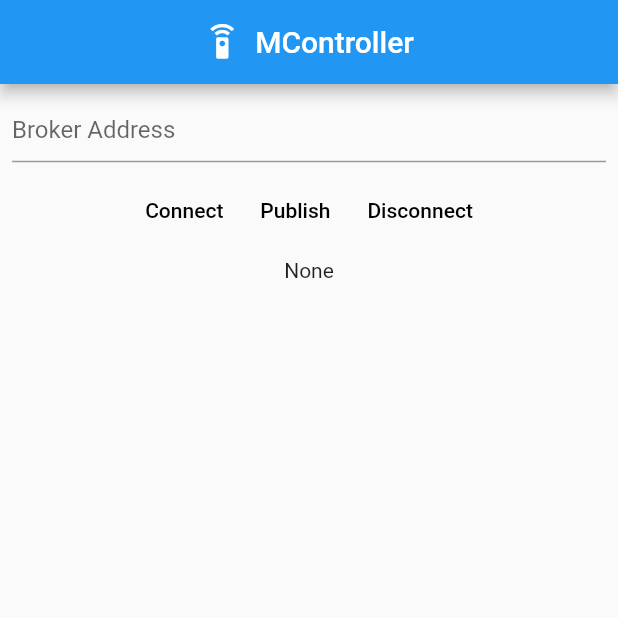
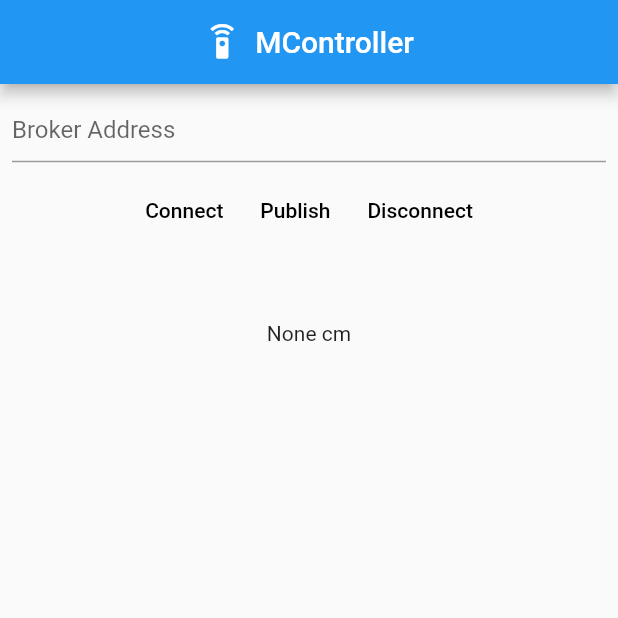
Before and after one commit to mahdimmr/sensor_app, a Flutter app: the screen it shows after launch, after a tap on "Publish", on a phone screen of 412 x 824 dp, the top half of it. Run offline on Flutter 3.47's test engine with Material 2 defaults, Android fonts, the light colour scheme and no system bars; missing offline and left inert: mqtt_client.

Commit message:
changing status on mqtt

```diff
--- a/lib/home.dart
+++ b/lib/home.dart
@@ -13,6 +13,8 @@ class _HomePageState extends State<HomePage> {
   bool _brokerAddressValidate = false;
   final _brokerAddressController = TextEditingController();
   String message = "None";
+  int distance;
+  Color color;
 
   void _createClient() {
     setState(() {
@@ -36,6 +38,16 @@ class _HomePageState extends State<HomePage> {
           MqttPublishPayload.bytesToStringAsString(recMess.payload.message);
       setState(() {
         this.message = pt;
+        try {
+          this.distance = int.parse(this.message);
+          if (this.distance >= 20) {
+            this.color = Colors.green;
+          } else if (19 > this.distance && this.distance > 10) {
+            this.color = Colors.blue;
+          } else if (this.distance <= 10) {
+            this.color = Colors.red;
+          }
+        } catch (e) {}
       });
       print(
           'EXAMPLE::Change notification:: topic is <${c[0].topic}>, payload is <-- $pt -->');
@@ -94,7 +106,7 @@ class _HomePageState extends State<HomePage> {
               ),
               FlatButton(
                 onPressed: () {
-                  this._publish("/hello", "hellllllo");
+                  this._publish("/distance", "hellllllo");
                   this._onMessage();
                 },
                 child: Text("Publish"),
@@ -107,7 +119,12 @@ class _HomePageState extends State<HomePage> {
               ),
             ],
           ),
-          Text(message)
+          Container(
+            width: 100,
+            height: 100,
+            alignment: Alignment.center,
+            child: Text(message + " cm"), color: this.color
+            )
         ],
       ),
     );
```
Also changed, not shown: 1 other file.
